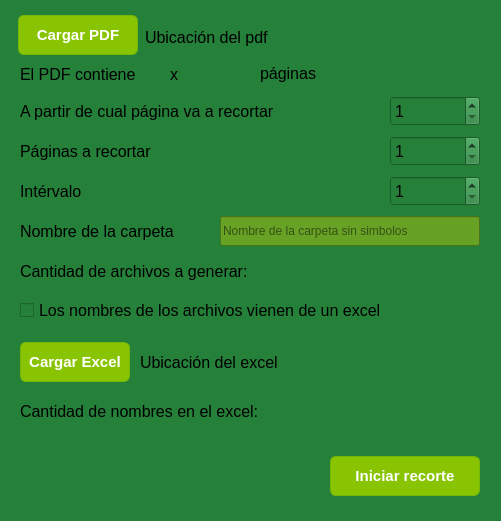
This is main.ui in edgarlunaa/conversorPDF as Qt 5 draws it before an edit. The edited form follows.
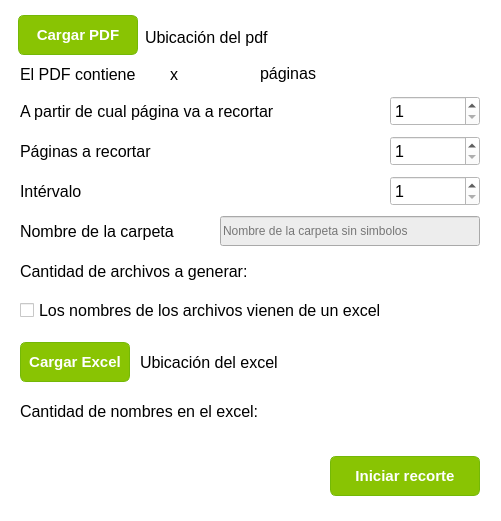
This is the edited form. Icons and pictures are not drawn.

```diff
--- a/main.ui
+++ b/main.ui
@@ -26,7 +26,21 @@
    <string>Dividir PDF</string>
   </property>
   <property name="styleSheet">
-   <string notr="true">background-color:#258039;color:#231b1;font-family:Helvetica</string>
+   <string notr="true">background-color: #ffffff;
+color:#231b1;
+font-family:Helvetica</string>
+  </property>
+  <property name="toolButtonStyle">
+   <enum>Qt::ToolButtonIconOnly</enum>
+  </property>
+  <property name="animated">
+   <bool>true</bool>
+  </property>
+  <property name="tabShape">
+   <enum>QTabWidget::Rounded</enum>
+  </property>
+  <property name="unifiedTitleAndToolBarOnMac">
+   <bool>false</bool>
   </property>
   <widget class="QWidget" name="centralwidget">
    <widget class="QPushButton" name="btn_pdf">
@@ -253,6 +267,10 @@
 	position:relative;
 	top:1px;
 	border-style: inset;
+}
+QPushButton#btn_iniciar:disabled {
+	background-color:#687a40;
+	border:1px solid #4f5c32;
 }</string>
     </property>
     <property name="text">
@@ -373,7 +391,7 @@
      </rect>
     </property>
     <property name="styleSheet">
-     <string notr="true">background-color:#68A225</string>
+     <string notr="true">background-color:#ededed</string>
     </property>
     <property name="placeholderText">
      <string>Nombre de la carpeta sin simbolos</string>
@@ -485,6 +503,10 @@
 	position:relative;
 	top:1px;
 	border-style: inset;
+}
+QPushButton#btn_excel:disabled {
+	background-color:#687a40;
+	border:1px solid #4f5c32;
 }</string>
     </property>
     <property name="text">
@@ -561,11 +583,18 @@
     <property name="geometry">
      <rect>
       <x>20</x>
-      <y>451</y>
+      <y>430</y>
       <width>300</width>
-      <height>40</height>
+      <height>70</height>
      </rect>
     </property>
+    <property name="font">
+     <font>
+      <family>Courier New</family>
+      <pointsize>8</pointsize>
+      <italic>true</italic>
+     </font>
+    </property>
     <property name="styleSheet">
      <string notr="true">font-family:Courier New</string>
     </property>
```
Left out of the diff: 11 changed lines with no effect on the pictures.
